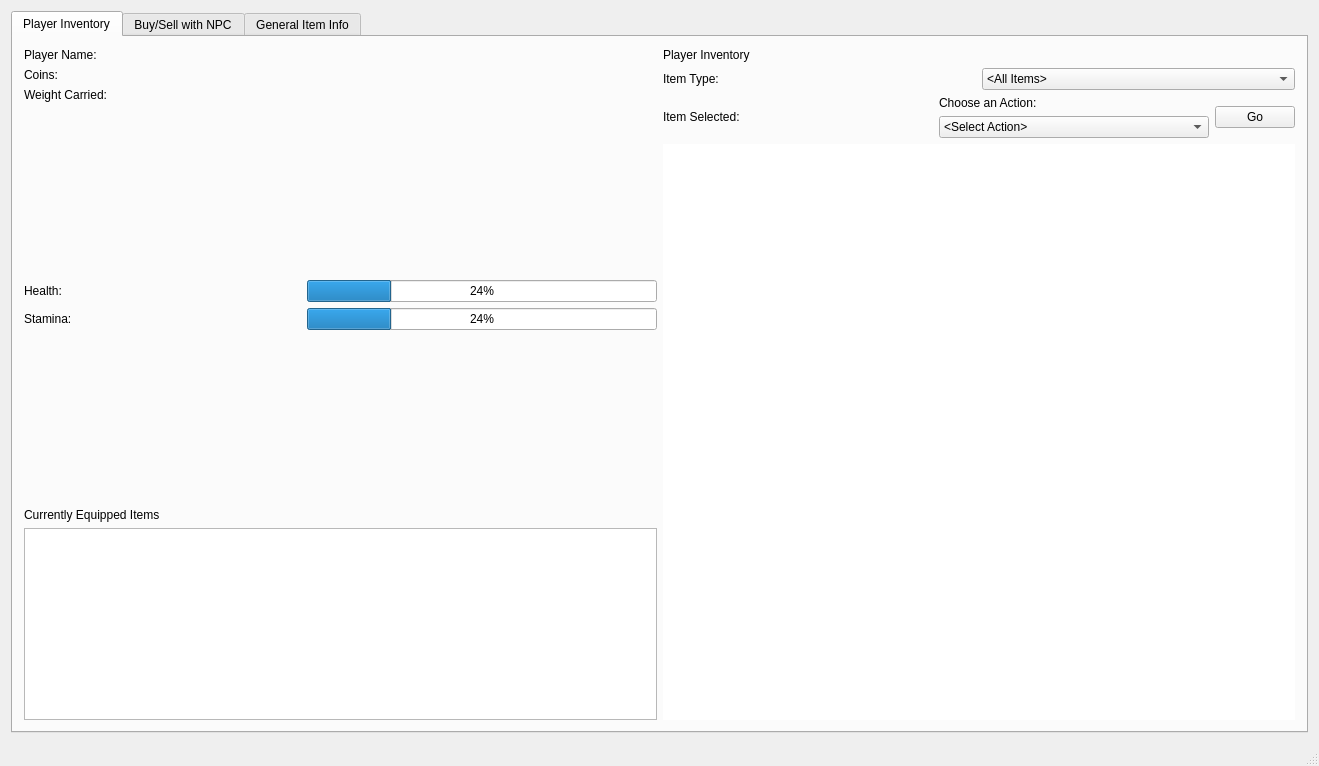
This is QtProject/mainwindow.ui in Numbstrike/455 as Qt 5 draws it before an edit. The edited form follows.
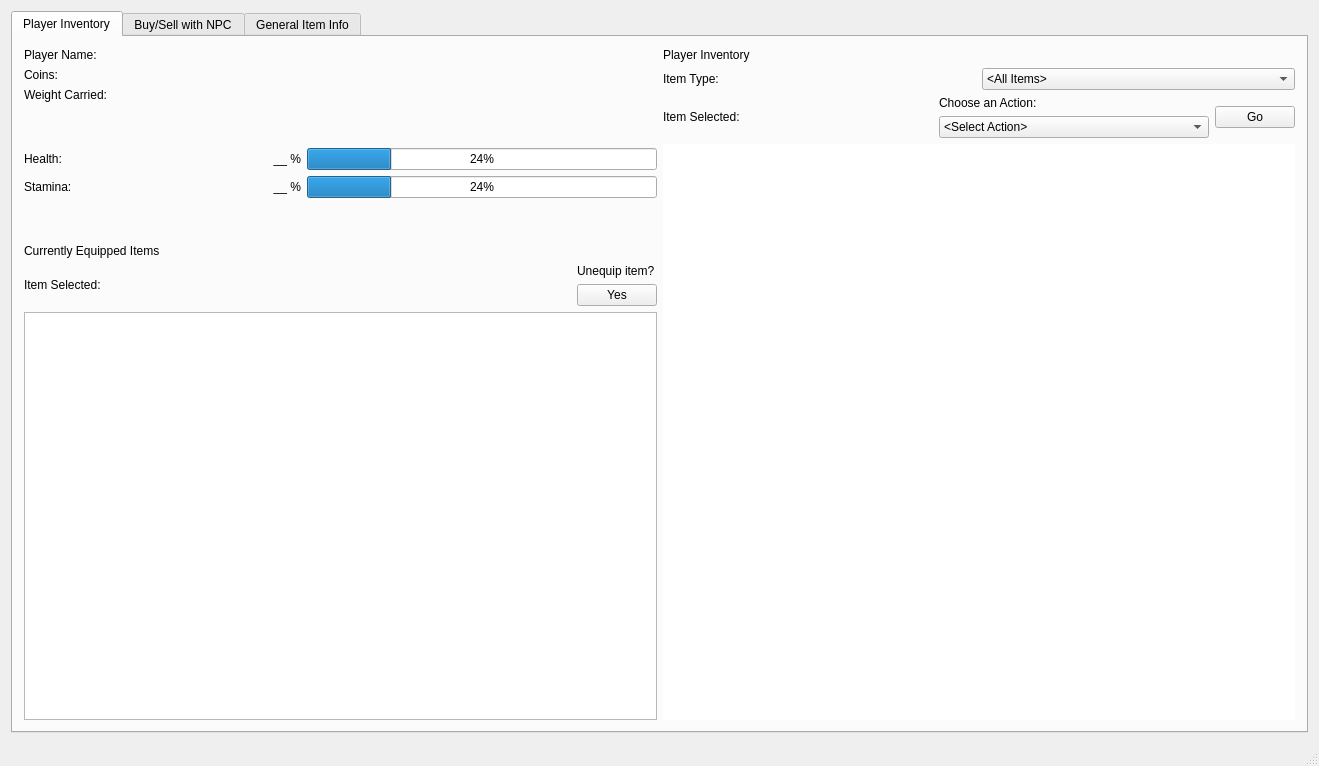
This is the edited form.

Commit message: Unequipping item functionality added. Also tweaked GUI appearance a bit.

Patch:
```diff
--- a/QtProject/mainwindow.ui
+++ b/QtProject/mainwindow.ui
@@ -53,6 +53,9 @@
             <property name="orientation">
              <enum>Qt::Vertical</enum>
             </property>
+            <property name="sizeType">
+             <enum>QSizePolicy::Maximum</enum>
+            </property>
             <property name="sizeHint" stdset="0">
              <size>
               <width>20</width>
@@ -64,79 +67,73 @@
           <item>
            <layout class="QHBoxLayout" name="healthHLayout">
             <item>
+             <layout class="QVBoxLayout" name="verticalLayout_6">
+              <item>
              <widget class="QLabel" name="healthLabel">
               <property name="text">
-               <string>Health:</string>
+                 <string>Health: </string>
               </property>
              </widget>
             </item>
-            <item>
-             <spacer name="horizontalSpacer">
-              <property name="orientation">
-               <enum>Qt::Horizontal</enum>
-              </property>
-              <property name="sizeType">
-               <enum>QSizePolicy::Fixed</enum>
-              </property>
-              <property name="sizeHint" stdset="0">
-               <size>
-                <width>40</width>
-                <height>20</height>
-               </size>
-              </property>
-             </spacer>
-            </item>
-            <item>
-             <widget class="QProgressBar" name="healthProgBar">
-              <property name="sizePolicy">
-               <sizepolicy hsizetype="Maximum" vsizetype="Fixed">
-                <horstretch>0</horstretch>
-                <verstretch>0</verstretch>
-               </sizepolicy>
-              </property>
-              <property name="minimumSize">
-               <size>
-                <width>350</width>
-                <height>0</height>
-               </size>
-              </property>
-              <property name="maximumSize">
-               <size>
-                <width>750</width>
-                <height>16777215</height>
-               </size>
-              </property>
-              <property name="value">
-               <number>24</number>
-              </property>
-             </widget>
-            </item>
-           </layout>
-          </item>
-          <item>
-           <layout class="QHBoxLayout" name="staminaHLayout">
             <item>
              <widget class="QLabel" name="staminaLabel">
               <property name="text">
-               <string>Stamina:</string>
+                 <string>Stamina: </string>
               </property>
              </widget>
             </item>
+             </layout>
+            </item>
             <item>
-             <spacer name="horizontalSpacer_2">
-              <property name="orientation">
-               <enum>Qt::Horizontal</enum>
-              </property>
-              <property name="sizeType">
-               <enum>QSizePolicy::Fixed</enum>
-              </property>
-              <property name="sizeHint" stdset="0">
+             <layout class="QVBoxLayout" name="verticalLayout_7">
+              <item>
+               <widget class="QLabel" name="healthPercent">
+                <property name="text">
+                 <string>__ %</string>
+                </property>
+                <property name="alignment">
+                 <set>Qt::AlignRight|Qt::AlignTrailing|Qt::AlignVCenter</set>
+                </property>
+               </widget>
+              </item>
+              <item>
+               <widget class="QLabel" name="staminaPercent">
+                <property name="text">
+                 <string>__ %</string>
+                </property>
+                <property name="alignment">
+                 <set>Qt::AlignRight|Qt::AlignTrailing|Qt::AlignVCenter</set>
+                </property>
+               </widget>
+              </item>
+             </layout>
+            </item>
+            <item>
+             <layout class="QVBoxLayout" name="verticalLayout_8">
+              <item>
+               <widget class="QProgressBar" name="healthProgBar">
+                <property name="sizePolicy">
+                 <sizepolicy hsizetype="Maximum" vsizetype="Fixed">
+                  <horstretch>0</horstretch>
+                  <verstretch>0</verstretch>
+                 </sizepolicy>
+                </property>
+                <property name="minimumSize">
                <size>
-                <width>29</width>
-                <height>20</height>
-               </size>
-              </property>
-             </spacer>
+                  <width>350</width>
+                  <height>0</height>
+                 </size>
+                </property>
+                <property name="maximumSize">
+                 <size>
+                  <width>750</width>
+                  <height>16777215</height>
+                 </size>
+                </property>
+                <property name="value">
+                 <number>24</number>
+                </property>
+               </widget>
             </item>
             <item>
              <widget class="QProgressBar" name="staminaProgBar">
@@ -177,11 +174,19 @@
             </item>
            </layout>
           </item>
+           </layout>
+          </item>
+          <item>
+           <layout class="QHBoxLayout" name="staminaHLayout"/>
+          </item>
           <item>
            <spacer name="verticalSpacer">
             <property name="orientation">
              <enum>Qt::Vertical</enum>
             </property>
+            <property name="sizeType">
+             <enum>QSizePolicy::Maximum</enum>
+            </property>
             <property name="sizeHint" stdset="0">
              <size>
               <width>20</width>
@@ -197,6 +202,41 @@
             </property>
            </widget>
           </item>
+          <item>
+           <layout class="QHBoxLayout" name="horizontalLayout_6">
+            <item>
+             <widget class="QLabel" name="itemSelected_equipped">
+              <property name="text">
+               <string>Item Selected: </string>
+              </property>
+             </widget>
+            </item>
+            <item>
+             <layout class="QVBoxLayout" name="verticalLayout_4">
+              <item>
+               <widget class="QLabel" name="label_2">
+                <property name="text">
+                 <string>Unequip item?</string>
+                </property>
+               </widget>
+              </item>
+              <item>
+               <widget class="QPushButton" name="unequipBtn">
+                <property name="sizePolicy">
+                 <sizepolicy hsizetype="Maximum" vsizetype="Fixed">
+                  <horstretch>0</horstretch>
+                  <verstretch>0</verstretch>
+                 </sizepolicy>
+                </property>
+                <property name="text">
+                 <string>Yes</string>
+                </property>
+               </widget>
+              </item>
+             </layout>
+            </item>
+           </layout>
+          </item>
           <item>
            <widget class="QTableView" name="equippedTView"/>
           </item>
```
Lines whose indentation alone changed are shown as unchanged. The commit also changes 2 other files.
